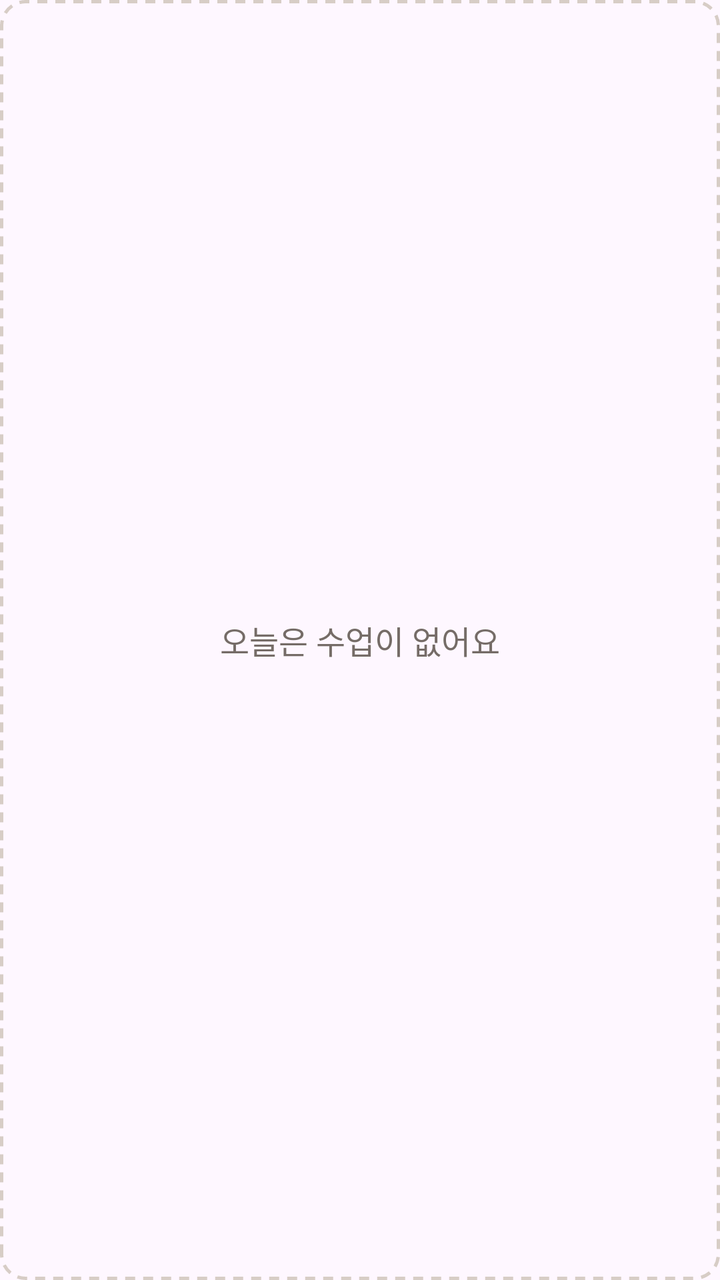
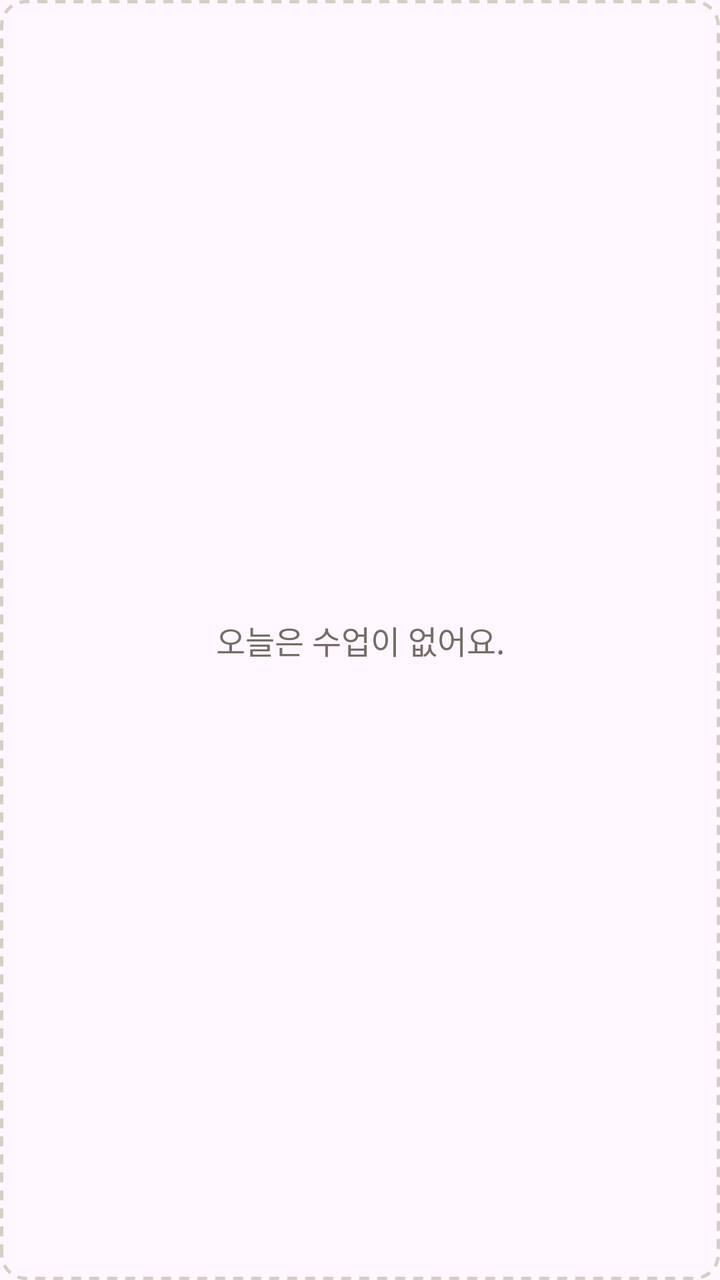

Screens rendered from an Android XML layout before and after an edit, with the pre-edit source and the edit as a unified diff.
<!-- AndroidManifest.xml: application theme Theme.hongsi -->
<!-- res/layout/widget_dashed_state.xml -->
<?xml version='1.0' encoding='utf-8'?>
<TextView xmlns:android="http://schemas.android.com/apk/res/android" android:layout_width="match_parent" android:layout_height="64dp" android:id="@+id/widget_empty" android:text="오늘은 수업이 없어요" android:textSize="16sp" android:textColor="@color/widget_muted" android:includeFontPadding="false" android:gravity="center" android:padding="12dp" android:background="@drawable/widget_empty_background" android:layout_marginTop="4dp" />
<!-- resources referenced by this layout -->
<resources>
  <color name="widget_muted">#756C67</color>
  <!-- drawable widget_empty_background (drawable) -->
  <shape xmlns:android="http://schemas.android.com/apk/res/android"><solid android:color="@android:color/transparent"/><corners android:radius="12dp"/><stroke android:width="1.5dp" android:color="@color/widget_border" android:dashWidth="5dp" android:dashGap="4dp"/></shape>
  <style name="Theme.hongsi" parent="Theme.Material3.DayNight.NoActionBar">
          
      </style>
  <color name="widget_border">#D7CDC6</color>
</resources>

<!-- the commit's change to res/layout/widget_dashed_state.xml (unified diff, before → after) -->
@@ -1,2 +1,2 @@
 <?xml version='1.0' encoding='utf-8'?>
-<TextView xmlns:android="http://schemas.android.com/apk/res/android" android:layout_width="match_parent" android:layout_height="64dp" android:id="@+id/widget_empty" android:text="오늘은 수업이 없어요" android:textSize="16sp" android:textColor="@color/widget_muted" android:includeFontPadding="false" android:gravity="center" android:padding="12dp" android:background="@drawable/widget_empty_background" android:layout_marginTop="4dp" />
+<TextView xmlns:android="http://schemas.android.com/apk/res/android" android:layout_width="match_parent" android:layout_height="64dp" android:id="@+id/widget_empty" android:text="오늘은 수업이 없어요." android:textSize="16sp" android:textColor="@color/widget_muted" android:includeFontPadding="false" android:gravity="center" android:padding="12dp" android:background="@drawable/widget_empty_background" android:layout_marginTop="4dp" />
